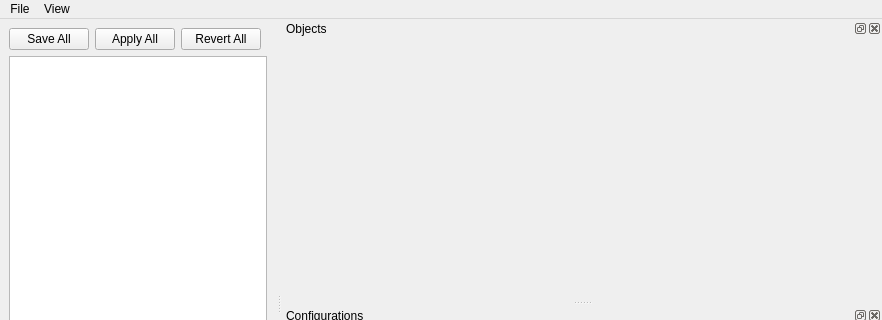
pcdshub/pmgr, file pmgr.ui: the form before one commit; both pictures show x 0 to 882 and y 0 to 320 of the 882 by 608 pixel window.
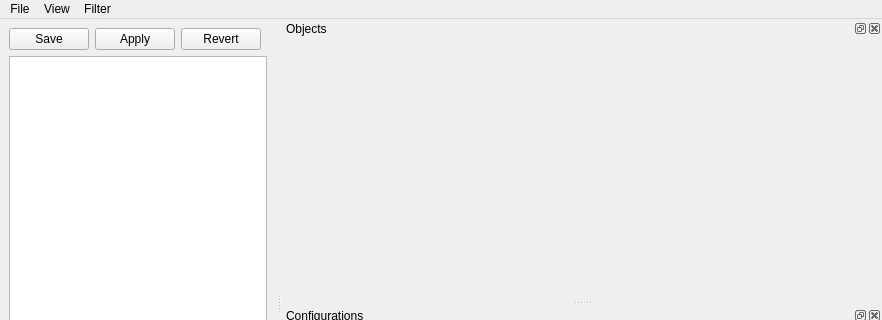
The form after the commit. Custom widgets are drawn as their Qt base class.

```diff
--- a/pmgr.ui
+++ b/pmgr.ui
@@ -6,7 +6,7 @@
    <rect>
     <x>0</x>
     <y>0</y>
-    <width>880</width>
+    <width>882</width>
     <height>608</height>
    </rect>
   </property>
@@ -18,7 +18,7 @@
     <item row="0" column="0">
      <widget class="QPushButton" name="saveButton">
       <property name="text">
-       <string>Save All</string>
+       <string>Save</string>
       </property>
      </widget>
     </item>
@@ -62,14 +62,14 @@
     <item row="0" column="2">
      <widget class="QPushButton" name="revertButton">
       <property name="text">
-       <string>Revert All</string>
+       <string>Revert</string>
       </property>
      </widget>
     </item>
     <item row="0" column="1">
      <widget class="QPushButton" name="applyButton">
       <property name="text">
-       <string>Apply All</string>
+       <string>Apply</string>
       </property>
      </widget>
     </item>
@@ -80,7 +80,7 @@
     <rect>
      <x>0</x>
      <y>0</y>
-     <width>880</width>
+     <width>882</width>
      <height>23</height>
     </rect>
    </property>
@@ -94,8 +94,18 @@
      <string>View</string>
     </property>
    </widget>
+   <widget class="QMenu" name="menuFilter">
+    <property name="title">
+     <string>Filter</string>
+    </property>
+    <addaction name="actionAuto"/>
+    <addaction name="actionManual"/>
+    <addaction name="actionProtected"/>
+    <addaction name="actionTrack"/>
+   </widget>
    <addaction name="menuFile"/>
    <addaction name="menuView"/>
+   <addaction name="menuFilter"/>
   </widget>
   <widget class="QStatusBar" name="statusbar"/>
   <widget class="QDockWidget" name="objectWidget">
```
Left out of the diff: 45 changed lines with no effect on the pictures.
